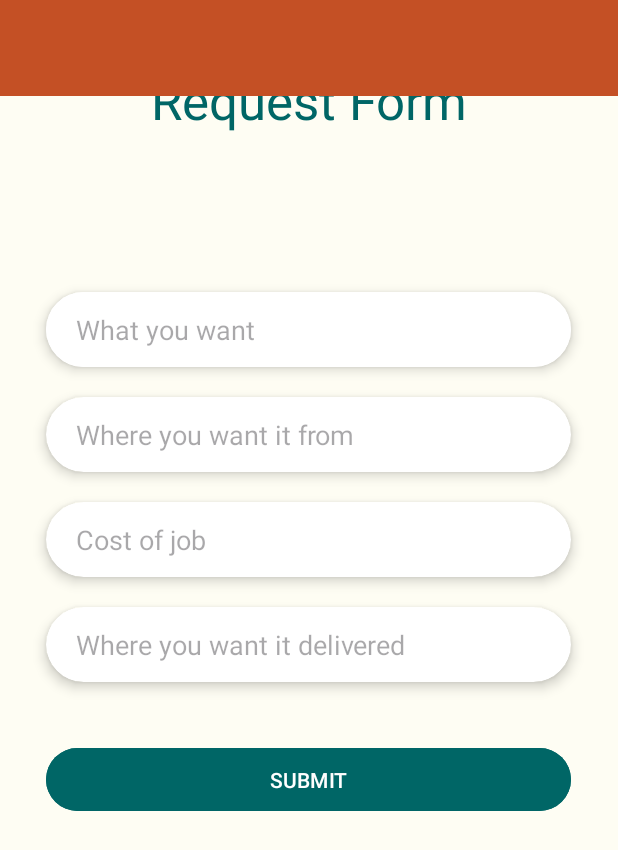
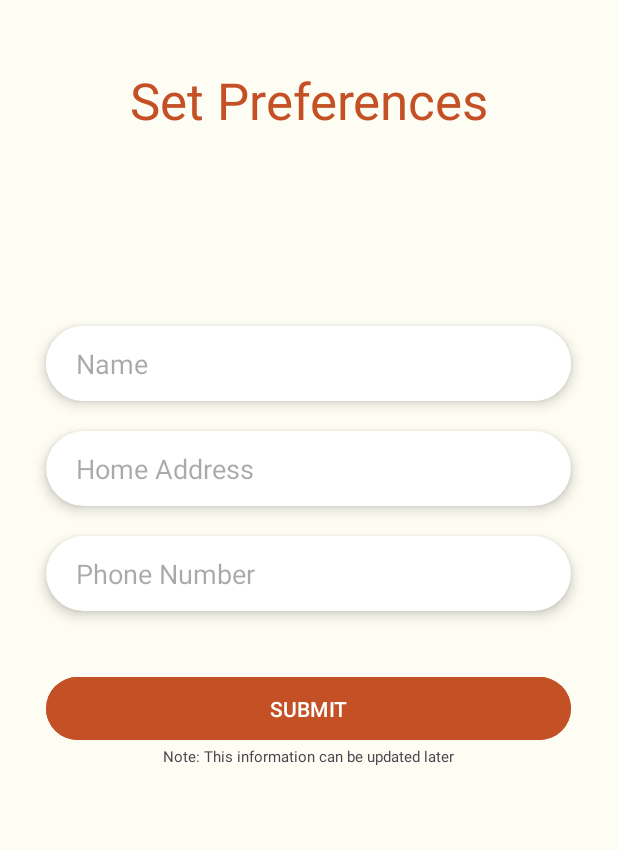
Before and after one commit to ucsb-cs184-f23/pj-android-02, an Android app: the layout activity_user_setup.xml on its own in the app's theme, with its tools: preview values and no code run, on a phone screen of 412 x 824 dp. Shown: the top 850 px of the screen. Run offline under Robolectric (Android 15) with nearby library versions, the phone set to English and light mode, and no system bars.

Commit message:
lli - User Preferences Page + Valdiation on all forms

```diff
--- a/CouchPotatoes/app/src/main/AndroidManifest.xml
+++ b/CouchPotatoes/app/src/main/AndroidManifest.xml
@@ -16,6 +16,9 @@
             android:name=".UserSelectionActivity"
             android:exported="false" />
         <activity
+            android:name=".UserSetupActivity"
+            android:exported="false" />
+        <activity
             android:name=".MainActivity"
             android:exported="true">
             <intent-filter>
--- a/CouchPotatoes/app/src/main/java/com/couchpotatoes/MainActivity.kt
+++ b/CouchPotatoes/app/src/main/java/com/couchpotatoes/MainActivity.kt
@@ -91,7 +91,7 @@ class MainActivity : AppCompatActivity() {
                     // add to database
                     database.child("users").child(userId).setValue(user)
 
-                    val intent = Intent(this, UserSelectionActivity::class.java)
+                    val intent = Intent(this, UserSetupActivity::class.java)
                     startActivity(intent)
                 } else {
                     // If sign in fails, display a message to the user.
--- a/CouchPotatoes/app/src/main/res/layout/activity_request_form.xml
+++ b/CouchPotatoes/app/src/main/res/layout/activity_user_setup.xml
@@ -12,14 +12,15 @@
         android:layout_width="wrap_content"
         android:layout_height="wrap_content"
         android:layout_marginTop="44dp"
-        android:text="Request Form"
-        android:textColor="@color/aqua"
+        android:text="Set Preferences"
+        android:textColor="@color/brown"
         android:textSize="34sp"
         app:layout_constraintEnd_toEndOf="parent"
         app:layout_constraintStart_toStartOf="parent"
         app:layout_constraintTop_toTopOf="parent" />
 
     <LinearLayout
+        android:id="@+id/preferencesList"
         android:layout_width="match_parent"
         android:layout_height="wrap_content"
         android:orientation="vertical"
@@ -34,7 +35,7 @@
         android:clipToPadding="false">
 
         <androidx.cardview.widget.CardView
-            android:id="@+id/what_field"
+            android:id="@+id/userName_field"
             android:layout_gravity="center"
             android:layout_marginTop="2dp"
             android:layout_marginLeft="10dp"
@@ -42,111 +43,92 @@
             app:cardElevation="5dp"
             android:layout_width="350dp"
             android:layout_height="50dp"
-            android:text="Requester"
-            android:textSize="35sp"
             app:cardCornerRadius="30dp"
             >
 
             <EditText
-                android:id="@+id/what"
+                android:id="@+id/userSetupName"
                 android:layout_width="match_parent"
                 android:layout_height="match_parent"
                 android:background="@color/white"
                 android:ems="10"
-                android:hint="What you want"
+                android:hint="Name"
                 android:paddingStart="20dp"
                 android:paddingEnd="20dp" />
         </androidx.cardview.widget.CardView>
 
         <androidx.cardview.widget.CardView
-            android:id="@+id/where_field"
+            android:id="@+id/userAddress_field"
             android:layout_gravity="center"
             android:layout_marginLeft="10dp"
             android:layout_marginRight="10dp"
             app:cardElevation="5dp"
             android:layout_width="350dp"
             android:layout_height="50dp"
-            android:text="Requester"
             android:textSize="35sp"
             app:cardCornerRadius="30dp">
 
             <EditText
-                android:id="@+id/where"
+                android:id="@+id/userSetupAddress"
                 android:layout_width="match_parent"
                 android:layout_height="match_parent"
                 android:background="@null"
                 android:ems="10"
-                android:hint="Where you want it from"
+                android:hint="Home Address"
                 android:paddingStart="20dp"
                 android:paddingEnd="20dp"/>
         </androidx.cardview.widget.CardView>
 
         <androidx.cardview.widget.CardView
-            android:id="@+id/cost_field"
+            android:id="@+id/userNumber_field"
             android:layout_gravity="center"
             android:layout_marginLeft="10dp"
             android:layout_marginRight="10dp"
             app:cardElevation="5dp"
             android:layout_width="350dp"
             android:layout_height="50dp"
-            android:text="Requester"
             android:textSize="35sp"
             app:cardCornerRadius="30dp">
 
             <EditText
-                android:id="@+id/cost"
+                android:id="@+id/userSetupNumber"
                 android:layout_width="match_parent"
                 android:layout_height="match_parent"
                 android:background="@null"
                 android:ems="10"
-                android:hint="Cost of job"
+                android:hint="Phone Number"
                 android:paddingStart="20dp"
                 android:paddingEnd="20dp"/>
         </androidx.cardview.widget.CardView>
 
-        <androidx.cardview.widget.CardView
-            android:id="@+id/address_field"
-            android:layout_gravity="center"
-            android:layout_marginLeft="10dp"
-            android:layout_marginRight="10dp"
-            app:cardElevation="5dp"
-            android:layout_width="350dp"
-            android:layout_height="50dp"
-            android:text="Requester"
-            android:textSize="35sp"
-            app:cardCornerRadius="30dp">
-
-            <EditText
-                android:id="@+id/address"
+        <LinearLayout
             android:layout_width="match_parent"
-                android:layout_height="match_parent"
-                android:background="@null"
-                android:ems="10"
-                android:hint="Where you want it delivered"
-                android:paddingStart="20dp"
-                android:paddingEnd="20dp"/>
-        </androidx.cardview.widget.CardView>
-
+            android:layout_height="wrap_content"
+            android:orientation="vertical"
+            android:divider="@drawable/linear_layout_divider">
             <Button
-            android:id="@+id/button"
+                android:id="@+id/userSetupSubmit"
                 android:layout_gravity="center"
                 android:layout_width="350dp"
                 android:layout_height="50dp"
                 android:layout_marginTop="20dp"
-            android:backgroundTint="@color/aqua"
-            android:onClick="submitbuttonHandler"
+                android:backgroundTint="@color/brown"
+                android:onClick="userSetupSubmitHandler"
                 android:text="SUBMIT"/>
 
+            <TextView
+                android:id="@+id/RequesterText"
+                android:layout_width="wrap_content"
+                android:layout_height="wrap_content"
+                android:layout_gravity="center"
+                android:text="Note: This information can be updated later"
+                android:textSize="10sp"
+                app:layout_constraintEnd_toEndOf="parent"
+                app:layout_constraintStart_toStartOf="parent"
+                app:layout_constraintTop_toBottomOf="@+id/userSetupSubmit" />
+        </LinearLayout>
     </LinearLayout>
 
-    <androidx.appcompat.widget.Toolbar
-        android:id="@+id/my_toolbar"
-        android:layout_width="match_parent"
-        android:layout_height="?attr/actionBarSize"
-        android:background="?attr/colorPrimary"
-        android:elevation="4dp"
-        android:theme="@style/ThemeOverlay.AppCompat.ActionBar"
-        app:popupTheme="@style/ThemeOverlay.AppCompat.Light"
-        tools:ignore="MissingConstraints" />
+
 
 </androidx.constraintlayout.widget.ConstraintLayout>
```
Also changed, not shown: CouchPotatoes/app/src/main/java/com/couchpotatoes/RequestFormActivity.kt (+39 -1 lines), CouchPotatoes/app/src/main/java/com/couchpotatoes/UserSetupActivity.kt (added, +71 -0 lines). Lines whose indentation alone changed are shown as unchanged.
